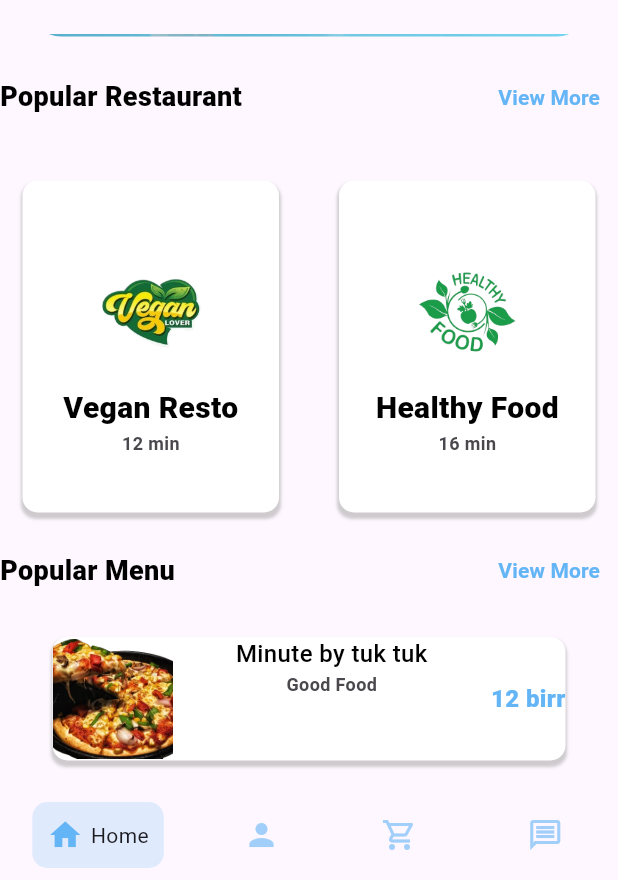
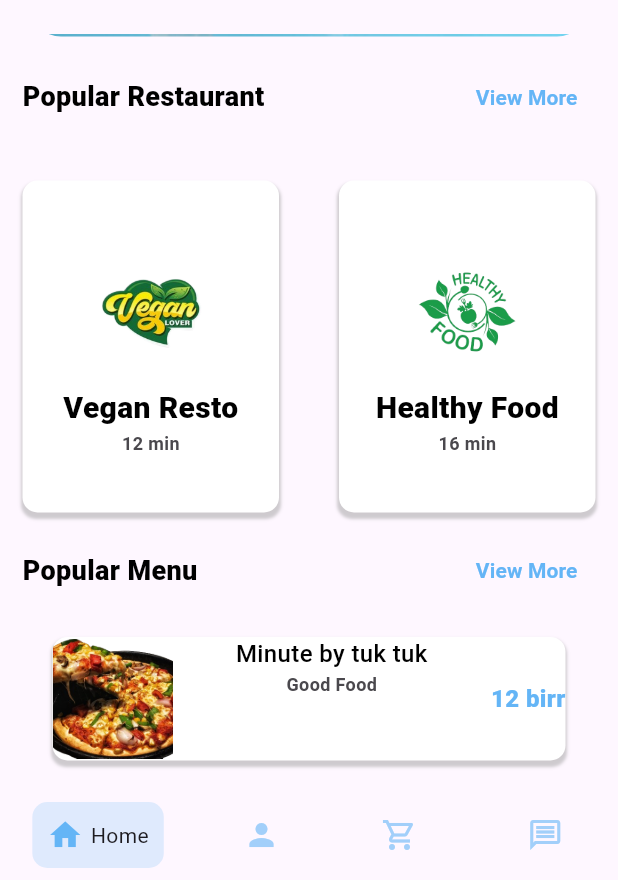
Before and after one commit to Ephrem-shimels21/food_delivery_app_, a Flutter app: the HomeView screen opened by its route, scrolled down 206 dp, on a phone screen of 412 x 824 dp, the part 356-1236 px from its top. Run offline on Flutter 3.47's test engine with Material 3 defaults, Android fonts, the phone set to English and light mode, and no system bars; our stand-ins replace go_router, google_fonts, image_picker; Roboto replaces fonts that are missing (metropolis).

Commit message:
Add margin from left and right for the text and textbutton

```diff
--- a/lib/common/title_view_more.dart
+++ b/lib/common/title_view_more.dart
@@ -15,7 +15,9 @@ class TitleAndViewMore extends StatelessWidget {
 
   @override
   Widget build(BuildContext context) {
-    return Row(
+    return Container(
+        margin: const EdgeInsets.symmetric(horizontal: 15),
+        child: Row(
           mainAxisAlignment: MainAxisAlignment.spaceBetween,
           children: [
             Text(title,
@@ -35,6 +37,6 @@ class TitleAndViewMore extends StatelessWidget {
                 ),
               )
           ],
-    );
+        ));
   }
 }
```
Lines whose indentation alone changed are shown as unchanged.
